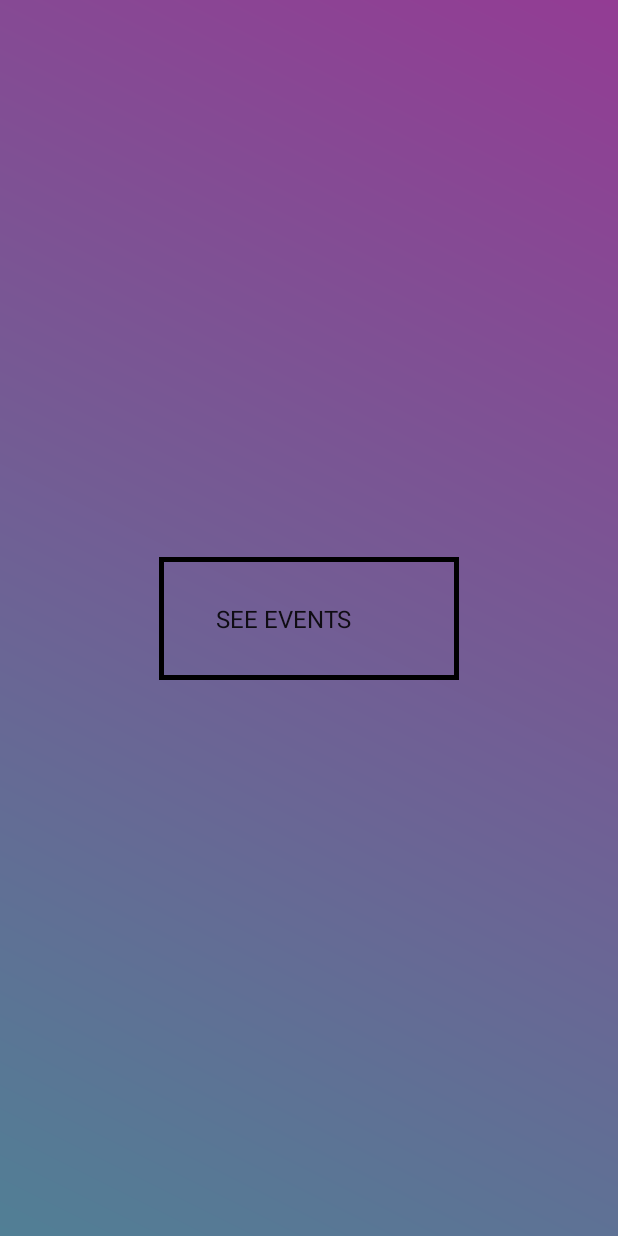
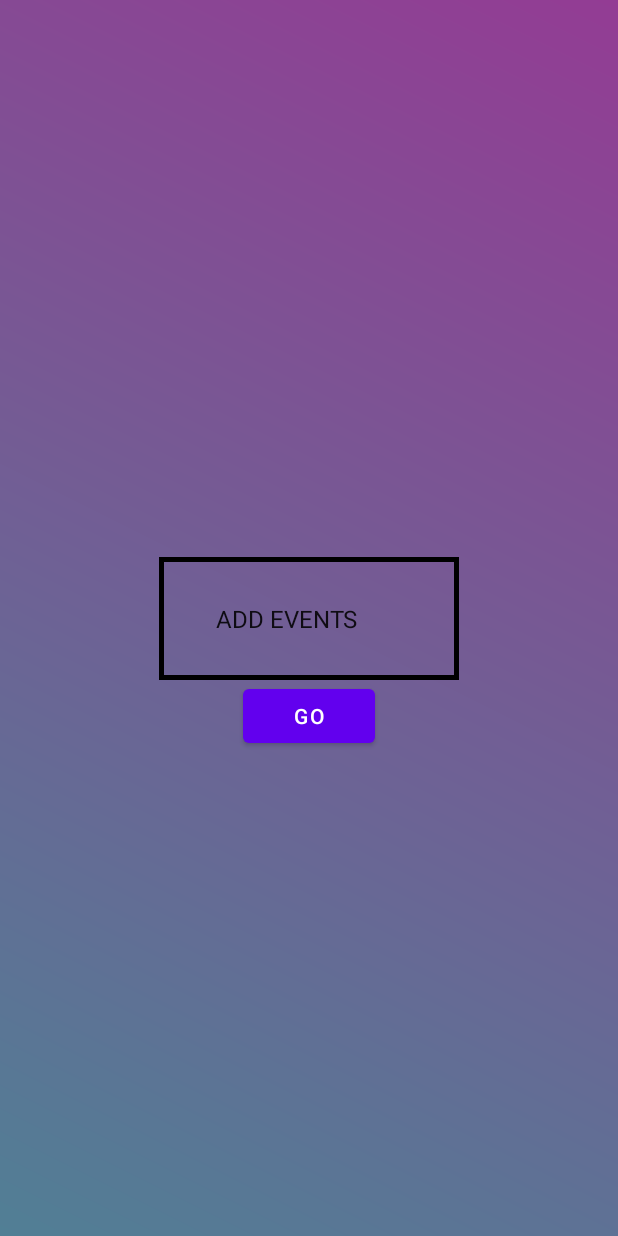
Before and after one commit to Srishti003/MyEvents, an Android app: the layout activity_second.xml on its own in the app's theme, with its tools: preview values and no code run, on a phone screen of 412 x 824 dp. Run offline under Robolectric (Android 15) with nearby library versions, the phone set to English and light mode, and no system bars.

Commit message:
1st commit

```diff
--- a/app/src/main/java/com/example/myevents/MainActivity.kt
+++ b/app/src/main/java/com/example/myevents/MainActivity.kt
@@ -14,7 +14,7 @@ class MainActivity : AppCompatActivity() {
             val intent = Intent(this, SecondActivity::class.java)
             startActivity(intent)
             finish()
-        }, 2000) // 2 seconds
+        }, 4000) // 4 seconds
     }
 
 
--- a/app/src/main/res/layout/activity_main.xml
+++ b/app/src/main/res/layout/activity_main.xml
@@ -45,7 +45,8 @@
         app:layout_constraintTop_toBottomOf="@id/textView2"
         app:layout_constraintBottom_toTopOf="@id/progressBar"
         tools:layout_editor_absoluteY="349dp"
-        tools:srcCompat="@tools:sample/avatars" />
+        tools:srcCompat="@tools:sample/avatars"
+        android:src="@drawable/muj_logo"/>
 
     <ProgressBar
         android:id="@+id/progressBar"
--- a/app/src/main/res/layout/activity_second.xml
+++ b/app/src/main/res/layout/activity_second.xml
@@ -22,5 +22,13 @@
         android:background="@drawable/border_spinner"
         android:padding="30dp"
         />
+    <Button
+        android:id="@+id/button"
+        android:layout_width="wrap_content"
+        android:layout_height="wrap_content"
+        android:text="Go"
+        app:layout_constraintEnd_toEndOf="parent"
+        app:layout_constraintStart_toStartOf="parent"
+        app:layout_constraintTop_toBottomOf="@id/spinner" />
 
 </androidx.constraintlayout.widget.ConstraintLayout>
--- a/app/src/main/res/values/strings.xml
+++ b/app/src/main/res/values/strings.xml
@@ -3,7 +3,17 @@
     <string name="textview">TextView</string>
     <string name="textview2">TextView</string>
     <string-array name="spinner_options">
+        <item>ADD EVENTS</item>
         <item>SEE EVENTS</item>
+
+    </string-array>
+    <string-array name="spinner_hint">
+        <item>CHOOSE HERE</item>
+    </string-array>
+    <string-array name="spinner_full">
         <item>ADD EVENTS</item>
+        <item>SEE EVENTS</item>
+        <item>CHOOSE HERE</item>
     </string-array>
+
 </resources>
```
Also changed, not shown: app/src/main/AndroidManifest.xml (+12 -0 lines), app/src/main/java/com/example/myevents/SecondActivity.kt (+79 -11 lines), app/src/main/res/drawable/muj_logo.png (added).
